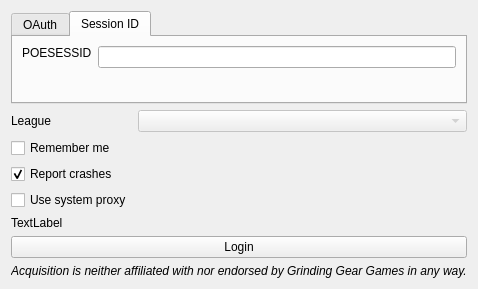
Old version of the form forms/logindialog.ui in the repository gerwaric/acquisition.
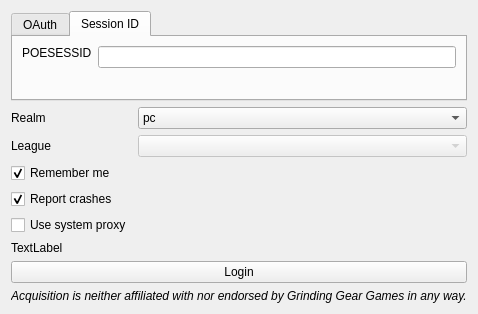
New version of the form.

Commit message:
Add explicit realm support
We need to know the user's realm to post shop threads now.

```diff
--- a/forms/logindialog.ui
+++ b/forms/logindialog.ui
@@ -108,7 +108,7 @@
      <property name="topMargin">
       <number>0</number>
      </property>
-     <item row="0" column="0">
+     <item row="1" column="0">
       <widget class="QLabel" name="leagueLabel">
        <property name="minimumSize">
         <size>
@@ -121,7 +121,7 @@
        </property>
       </widget>
      </item>
-     <item row="0" column="1">
+     <item row="1" column="1">
       <widget class="QComboBox" name="leagueComboBox">
        <property name="enabled">
         <bool>false</bool>
@@ -131,14 +131,17 @@
        </property>
       </widget>
      </item>
-     <item row="1" column="0">
+     <item row="2" column="0">
       <widget class="QCheckBox" name="rememberMeCheckBox">
        <property name="text">
         <string>Remember me</string>
        </property>
+       <property name="checked">
+        <bool>true</bool>
+       </property>
       </widget>
      </item>
-     <item row="2" column="0">
+     <item row="3" column="0">
       <widget class="QCheckBox" name="reportCrashesCheckBox">
        <property name="text">
         <string>Report crashes</string>
@@ -148,20 +151,46 @@
        </property>
       </widget>
      </item>
-     <item row="3" column="0">
+     <item row="4" column="0">
       <widget class="QCheckBox" name="proxyCheckBox">
        <property name="text">
         <string>Use system proxy</string>
        </property>
       </widget>
      </item>
-     <item row="4" column="0">
+     <item row="5" column="0">
       <widget class="QLabel" name="errorLabel">
        <property name="text">
         <string>TextLabel</string>
        </property>
       </widget>
      </item>
+     <item row="0" column="1">
+      <widget class="QComboBox" name="realmComboBox">
+       <item>
+        <property name="text">
+         <string>pc</string>
+        </property>
+       </item>
+       <item>
+        <property name="text">
+         <string>xbox</string>
+        </property>
+       </item>
+       <item>
+        <property name="text">
+         <string>sony</string>
+        </property>
+       </item>
+      </widget>
+     </item>
+     <item row="0" column="0">
+      <widget class="QLabel" name="realmLabel">
+       <property name="text">
+        <string>Realm</string>
+       </property>
+      </widget>
+     </item>
     </layout>
    </item>
    <item>
```
The commit also changes 4 other files.
